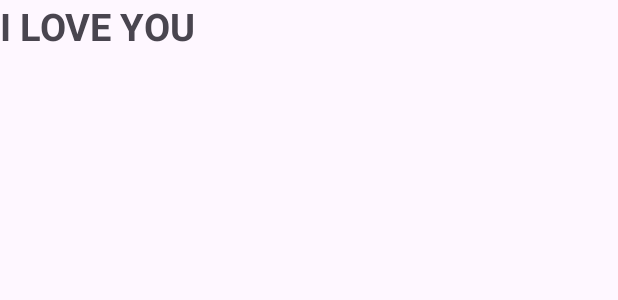
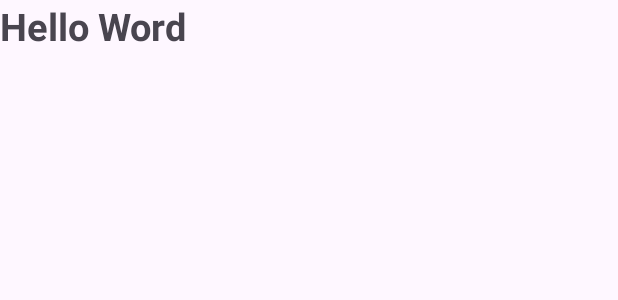
Before and after one commit to Wirit-Lo/kotlinProject, an Android app: the layout activity_main.xml on its own in the app's theme, with its tools: preview values and no code run, on a phone screen of 412 x 824 dp. Shown: the top 300 px of the screen. Run offline under Robolectric (Android 15) with nearby library versions, the phone set to English and light mode, and no system bars.

Commit message:
This is 2nd status

```diff
--- a/app/src/main/res/layout/activity_main.xml
+++ b/app/src/main/res/layout/activity_main.xml
@@ -11,7 +11,7 @@
         android:id="@+id/textview1"
         android:layout_width="wrap_content"
         android:layout_height="wrap_content"
-        android:text="I LOVE YOU"
+        android:text="Hello Word"
         android:textSize="25sp"
         android:textStyle="bold" />
 
```
